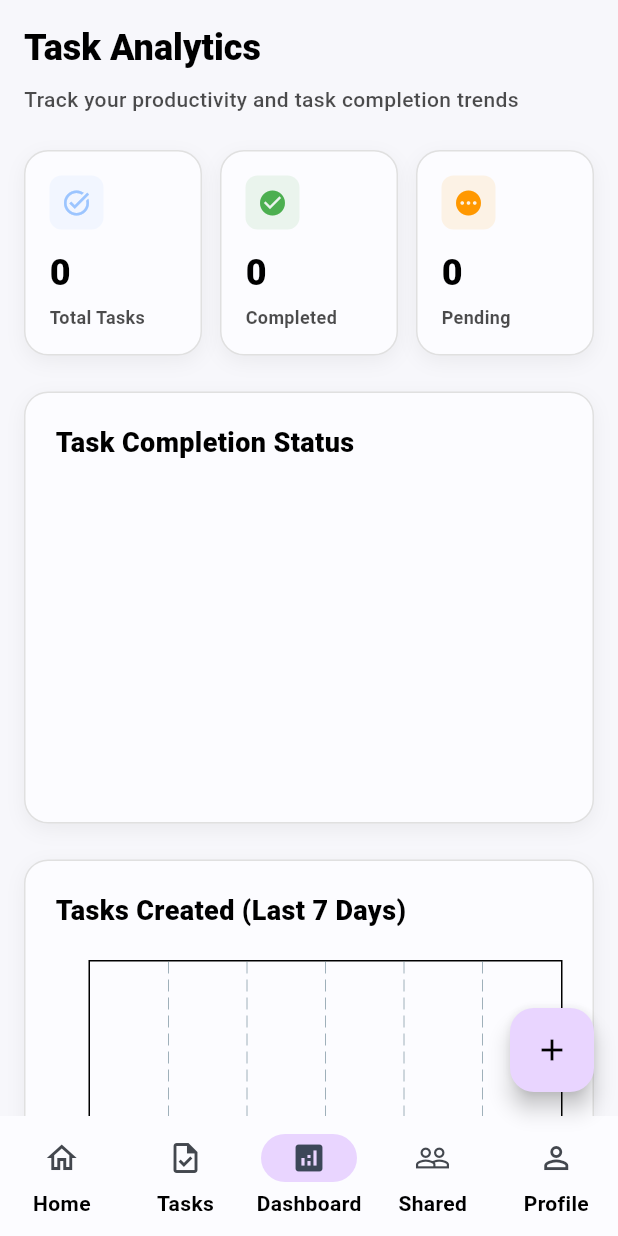
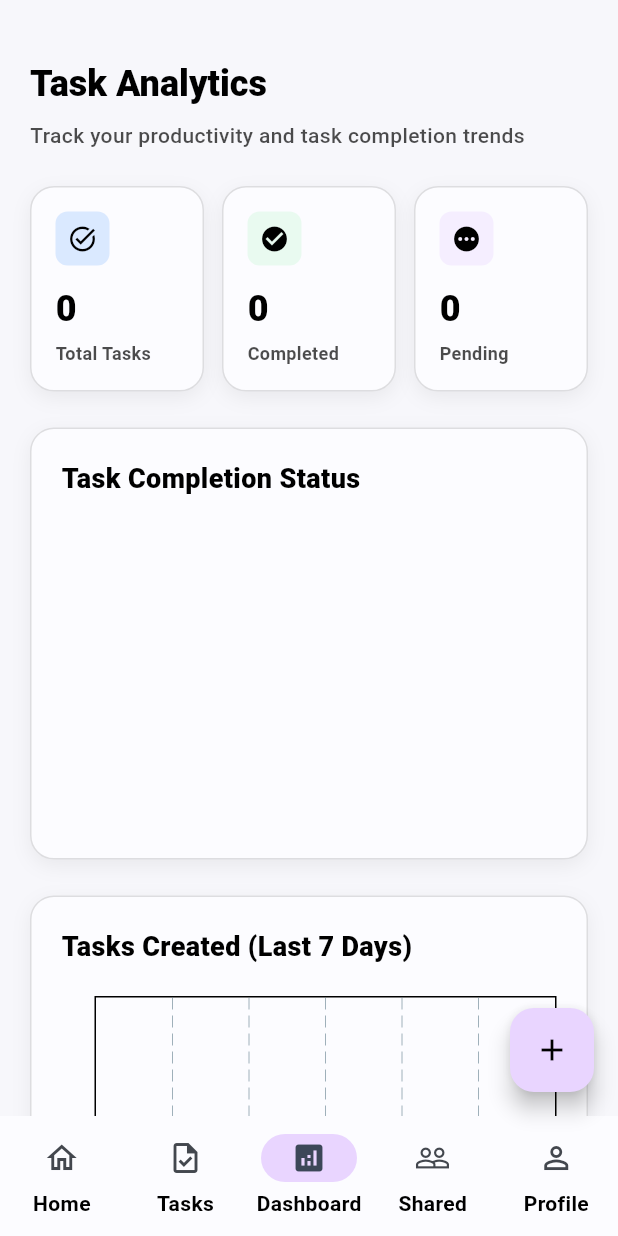
Before and after one commit to LDrago-zae/buildables_neu_todo, a Flutter app: the HomeScreen screen opened directly, item 3 of the bottom bar chosen, on a phone screen of 412 x 824 dp. Run offline on Flutter 3.47's test engine with Material 3 defaults, Android fonts, the light colour scheme and no system bars; drawn by our look-alikes of fl_chart; our stand-ins replace connectivity_plus, drift, file_picker, firebase_core, firebase_messaging, flutter_dotenv and 4 more; missing offline and left inert: sqlite3; accounts and stored records are empty; generated files the repository leaves out were written again.

Commit message:
refactor(dashboard): improve layout and styling of dashboard components

```diff
--- a/lib/views/home/dashboard_tab.dart
+++ b/lib/views/home/dashboard_tab.dart
@@ -17,7 +17,7 @@ class DashboardTab extends StatelessWidget {
     final totalTasks = tasks.length;
 
     return SingleChildScrollView(
-      padding: const EdgeInsets.all(16),
+      padding: const EdgeInsets.only(top: 40, left: 20, right: 20, bottom: 32),
       child: Column(
         crossAxisAlignment: CrossAxisAlignment.start,
         children: [
@@ -74,7 +74,7 @@ class DashboardTab extends StatelessWidget {
             'Completed',
             completed.toString(),
             Icons.check_circle,
-            Colors.green,
+            AppColors.accentGreen,
           ),
         ),
         const SizedBox(width: 12),
@@ -83,7 +83,7 @@ class DashboardTab extends StatelessWidget {
             'Pending',
             pending.toString(),
             Icons.pending,
-            Colors.orange,
+            AppColors.accentYellow,
           ),
         ),
       ],
@@ -101,10 +101,10 @@ class DashboardTab extends StatelessWidget {
       decoration: BoxDecoration(
         color: AppColors.surface,
         borderRadius: BorderRadius.circular(16),
-        border: Border.all(color: Colors.grey.shade300),
+        border: Border.all(color: Colors.black12),
         boxShadow: [
           BoxShadow(
-            color: Colors.black.withOpacity(0.05),
+            color: Colors.black.withOpacity(0.06),
             blurRadius: 10,
             offset: const Offset(0, 4),
           ),
@@ -118,10 +118,10 @@ class DashboardTab extends StatelessWidget {
               Container(
                 padding: const EdgeInsets.all(8),
                 decoration: BoxDecoration(
-                  color: color.withOpacity(0.1),
+                  color: color.withOpacity(0.35),
                   borderRadius: BorderRadius.circular(8),
                 ),
-                child: Icon(icon, color: color, size: 20),
+                child: Icon(icon, color: Colors.black, size: 20),
               ),
               const Spacer(),
             ],
@@ -155,10 +155,10 @@ class DashboardTab extends StatelessWidget {
       decoration: BoxDecoration(
         color: AppColors.surface,
         borderRadius: BorderRadius.circular(16),
-        border: Border.all(color: Colors.grey.shade300),
+        border: Border.all(color: Colors.black12),
         boxShadow: [
           BoxShadow(
-            color: Colors.black.withOpacity(0.05),
+            color: Colors.black.withOpacity(0.06),
             blurRadius: 10,
             offset: const Offset(0, 4),
           ),
@@ -184,7 +184,7 @@ class DashboardTab extends StatelessWidget {
                   PieChartSectionData(
                     value: completed.toDouble(),
                     title: 'Completed\n$completed',
-                    color: Colors.green,
+                    color: AppColors.accentGreen,
                     radius: 60,
                     titleStyle: const TextStyle(
                       fontSize: 12,
@@ -195,7 +195,7 @@ class DashboardTab extends StatelessWidget {
                   PieChartSectionData(
                     value: pending.toDouble(),
                     title: 'Pending\n$pending',
-                    color: Colors.orange,
+                    color: AppColors.accentYellow,
                     radius: 60,
                     titleStyle: const TextStyle(
                       fontSize: 12,
@@ -235,10 +235,10 @@ class DashboardTab extends StatelessWidget {
       decoration: BoxDecoration(
         color: AppColors.surface,
         borderRadius: BorderRadius.circular(16),
-        border: Border.all(color: Colors.grey.shade300),
+        border: Border.all(color: Colors.black12),
         boxShadow: [
           BoxShadow(
-            color: Colors.black.withOpacity(0.05),
+            color: Colors.black.withOpacity(0.06),
             blurRadius: 10,
             offset: const Offset(0, 4),
           ),
@@ -334,10 +334,10 @@ class DashboardTab extends StatelessWidget {
       decoration: BoxDecoration(
         color: AppColors.surface,
         borderRadius: BorderRadius.circular(16),
-        border: Border.all(color: Colors.grey.shade300),
+        border: Border.all(color: Colors.black12),
         boxShadow: [
           BoxShadow(
-            color: Colors.black.withOpacity(0.05),
+            color: Colors.black.withOpacity(0.06),
             blurRadius: 10,
             offset: const Offset(0, 4),
           ),
@@ -403,7 +403,7 @@ class DashboardTab extends StatelessWidget {
                     barRods: [
                       BarChartRodData(
                         toY: counts[index].toDouble(),
-                        color: _getCategoryColor(categories[index]),
+                        color: AppColors.primary.withOpacity(0.7),
                         width: 20,
                         borderRadius: const BorderRadius.vertical(
                           top: Radius.circular(4),
@@ -419,25 +419,4 @@ class DashboardTab extends StatelessWidget {
       ),
     );
   }
-
-  Color _getCategoryColor(String category) {
-    switch (category.toLowerCase()) {
-      case 'work':
-        return Colors.blue;
-      case 'personal':
-        return Colors.green;
-      case 'study':
-        return Colors.purple;
-      case 'shopping':
-        return Colors.orange;
-      case 'health':
-        return Colors.red;
-      case 'fitness':
-        return Colors.teal;
-      case 'travel':
-        return Colors.indigo;
-      default:
-        return Colors.grey;
-    }
-  }
 }
```
Also changed, not shown: lib/repository/task_repository.dart (+36 -10 lines).
